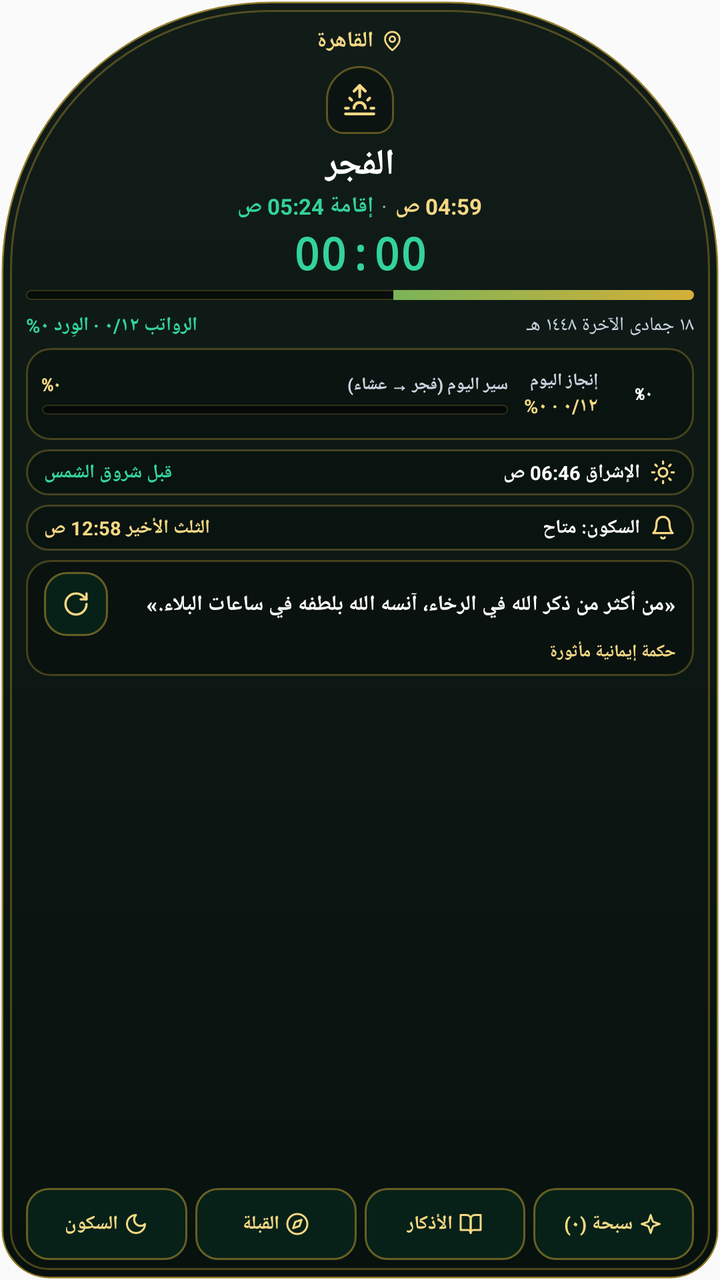
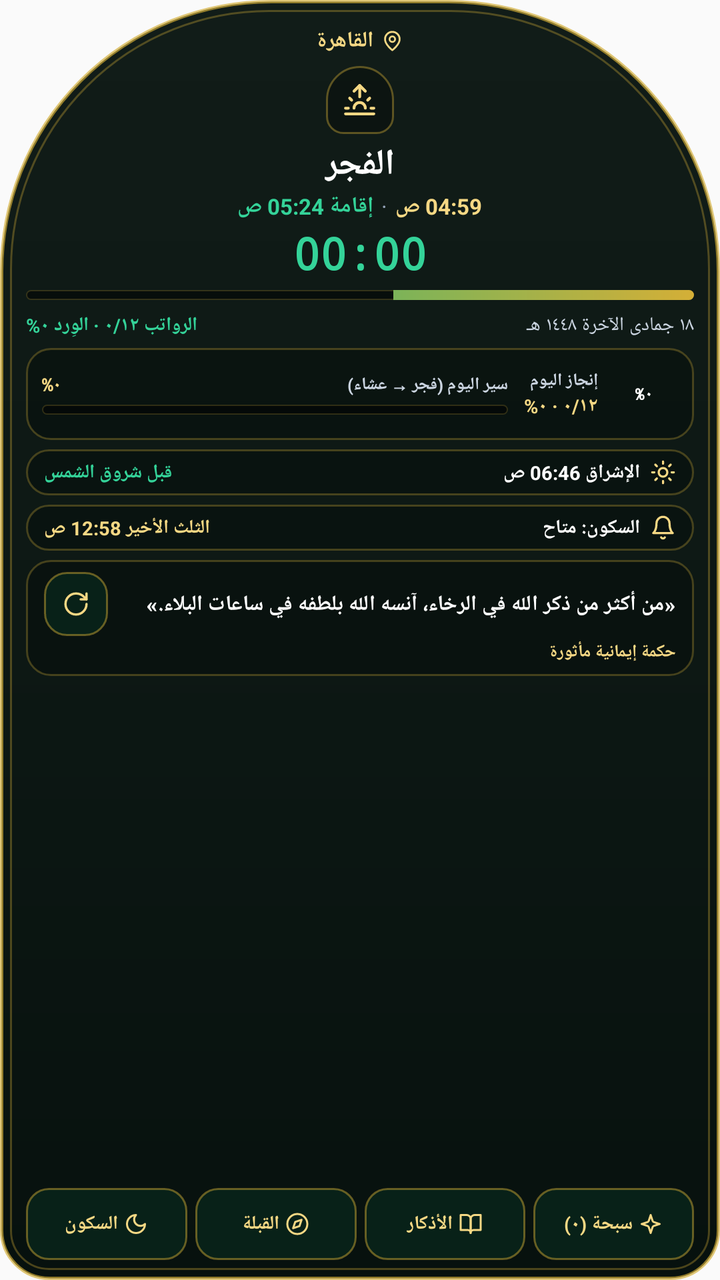

The first picture is an Android layout as it rendered before a commit; the second is the same layout after the commit. The layout source and the unified diff follow.
<!-- AndroidManifest.xml: application theme AppTheme -->
<!-- res/layout/widget_prayer_mihrab_arch.xml -->
<?xml version="1.0" encoding="utf-8"?>
<FrameLayout xmlns:android="http://schemas.android.com/apk/res/android"
    android:id="@+id/widget_root"
    android:layout_width="match_parent"
    android:layout_height="match_parent"
    android:background="@drawable/widget_arch_bg_emerald"
    android:clipToOutline="true"
    android:layoutDirection="rtl">

    
    <ImageView
        android:id="@+id/widget_arch_mosque_bg"
        android:layout_width="match_parent"
        android:layout_height="match_parent"
        android:contentDescription="@null"
        android:scaleType="fitXY"
        android:visibility="gone" />

    
    <View
        android:id="@+id/widget_arch_inner_frame"
        android:layout_width="match_parent"
        android:layout_height="match_parent"
        android:layout_margin="5dp"
        android:background="@drawable/widget_arch_inner_frame_gold" />

    
    <LinearLayout
        android:layout_width="match_parent"
        android:layout_height="match_parent"
        android:gravity="center_horizontal"
        android:orientation="vertical"
        android:paddingStart="13dp"
        android:paddingTop="13dp"
        android:paddingEnd="13dp"
        android:paddingBottom="10dp">

        
        <LinearLayout
            android:layout_width="wrap_content"
            android:layout_height="wrap_content"
            android:gravity="center_vertical"
            android:orientation="horizontal">

            <ImageView
                android:id="@+id/widget_arch_pin_icon"
                android:layout_width="11dp"
                android:layout_height="11dp"
                android:contentDescription="@null"
                android:src="@drawable/ic_widget_pin" />

            <TextView
                android:id="@+id/widget_city"
                android:layout_width="wrap_content"
                android:layout_height="wrap_content"
                android:layout_marginStart="4dp"
                android:ellipsize="end"
                android:maxLines="1"
                android:text="القاهرة"
                android:textColor="#F6D884"
                android:textSize="11sp"
                android:textStyle="bold" />
        </LinearLayout>

        
        <FrameLayout
            android:id="@+id/widget_arch_icon_box"
            android:layout_width="34dp"
            android:layout_height="34dp"
            android:layout_marginTop="5dp"
            android:background="@drawable/widget_arch_icon_box">

            <ImageView
                android:id="@+id/widget_arch_prayer_icon"
                android:layout_width="17dp"
                android:layout_height="17dp"
                android:layout_gravity="center"
                android:contentDescription="@null"
                android:src="@drawable/ic_widget_prayer_fajr" />
        </FrameLayout>

        
        <TextView
            android:id="@+id/widget_next_name"
            android:layout_width="wrap_content"
            android:layout_height="wrap_content"
            android:layout_marginTop="3dp"
            android:ellipsize="end"
            android:fontFamily="serif"
            android:maxLines="1"
            android:text="الفجر"
            android:textColor="#FFFFFF"
            android:textSize="18sp"
            android:textStyle="bold" />

        
        <LinearLayout
            android:layout_width="wrap_content"
            android:layout_height="wrap_content"
            android:layout_marginTop="1dp"
            android:gravity="center_vertical"
            android:orientation="horizontal">

            <TextView
                android:id="@+id/widget_next_time"
                android:layout_width="wrap_content"
                android:layout_height="wrap_content"
                android:fontFeatureSettings="tnum"
                android:maxLines="1"
                android:text="04:59 ص"
                android:textColor="#F6D884"
                android:textSize="11sp"
                android:textStyle="bold" />

            <TextView
                android:id="@+id/widget_arch_iqama_sep"
                android:layout_width="wrap_content"
                android:layout_height="wrap_content"
                android:paddingStart="4dp"
                android:paddingEnd="4dp"
                android:text="·"
                android:textColor="#94A3B8"
                android:textSize="11sp" />

            <TextView
                android:id="@+id/widget_arch_iqama_time"
                android:layout_width="wrap_content"
                android:layout_height="wrap_content"
                android:fontFeatureSettings="tnum"
                android:maxLines="1"
                android:text="إقامة 05:24 ص"
                android:textColor="#34D399"
                android:textSize="11sp"
                android:textStyle="bold" />
        </LinearLayout>

        
        <Chronometer
            android:id="@+id/widget_countdown"
            android:layout_width="wrap_content"
            android:layout_height="wrap_content"
            android:layout_marginTop="1dp"
            android:countDown="true"
            android:fontFamily="monospace"
            android:fontFeatureSettings="tnum"
            android:gravity="center"
            android:textColor="#34D399"
            android:textSize="22sp"
            android:textStyle="bold" />

        
        <ProgressBar
            android:id="@+id/widget_arch_elapsed_progress"
            style="?android:attr/progressBarStyleHorizontal"
            android:layout_width="match_parent"
            android:layout_height="5dp"
            android:layout_marginTop="4dp"
            android:max="100"
            android:progress="45"
            android:progressDrawable="@drawable/widget_arch_progress_dark" />

        
        <LinearLayout
            android:id="@+id/widget_arch_meta_row"
            android:layout_width="match_parent"
            android:layout_height="wrap_content"
            android:layout_marginTop="6dp"
            android:gravity="center_vertical"
            android:orientation="horizontal">

            <TextView
                android:id="@+id/widget_hijri"
                android:layout_width="0dp"
                android:layout_height="wrap_content"
                android:layout_weight="1"
                android:ellipsize="end"
                android:fontFamily="serif"
                android:gravity="start"
                android:maxLines="1"
                android:text="١٨ جمادى الآخرة ١٤٤٨ هـ"
                android:textColor="#CBD5E1"
                android:textSize="9.5sp" />

            <TextView
                android:id="@+id/widget_arch_sunnah_wird"
                android:layout_width="wrap_content"
                android:layout_height="wrap_content"
                android:layout_marginStart="6dp"
                android:fontFeatureSettings="tnum"
                android:maxLines="1"
                android:text="الرواتب ٠/١٢ · الوِرد ٠%"
                android:textColor="#34D399"
                android:textSize="9.5sp"
                android:textStyle="bold" />
        </LinearLayout>

        
        <TextView
            android:id="@+id/widget_arch_fasting_strip"
            android:layout_width="match_parent"
            android:layout_height="wrap_content"
            android:layout_marginTop="4dp"
            android:background="@drawable/widget_arch_subcard_dark"
            android:ellipsize="end"
            android:gravity="center"
            android:maxLines="1"
            android:paddingHorizontal="8dp"
            android:paddingVertical="3dp"
            android:text="🌙 صيام الإثنين والخميس"
            android:textColor="#F6D884"
            android:textSize="9.5sp"
            android:textStyle="bold"
            android:visibility="gone" />

        
        <LinearLayout
            android:id="@+id/widget_arch_day_card"
            android:layout_width="match_parent"
            android:layout_height="wrap_content"
            android:layout_marginTop="5dp"
            android:background="@drawable/widget_arch_subcard_dark"
            android:gravity="center_vertical"
            android:orientation="horizontal"
            android:paddingHorizontal="8dp"
            android:paddingVertical="6dp">

            <FrameLayout
                android:layout_width="34dp"
                android:layout_height="34dp">

                <ImageView
                    android:id="@+id/widget_arch_achievement_ring"
                    android:layout_width="match_parent"
                    android:layout_height="match_parent"
                    android:contentDescription="@null" />

                <TextView
                    android:id="@+id/widget_arch_achievement_pct"
                    android:layout_width="match_parent"
                    android:layout_height="match_parent"
                    android:fontFamily="monospace"
                    android:fontFeatureSettings="tnum"
                    android:gravity="center"
                    android:text="٠%"
                    android:textColor="#FFFFFF"
                    android:textSize="8sp"
                    android:textStyle="bold" />
            </FrameLayout>

            <LinearLayout
                android:layout_width="wrap_content"
                android:layout_height="wrap_content"
                android:layout_marginStart="6dp"
                android:orientation="vertical">

                <TextView
                    android:id="@+id/widget_arch_achievement_label"
                    android:layout_width="wrap_content"
                    android:layout_height="wrap_content"
                    android:maxLines="1"
                    android:text="إنجاز اليوم"
                    android:textColor="#CBD5E1"
                    android:textSize="8.5sp"
                    android:textStyle="bold" />

                <TextView
                    android:id="@+id/widget_arch_achievement_detail"
                    android:layout_width="wrap_content"
                    android:layout_height="wrap_content"
                    android:fontFeatureSettings="tnum"
                    android:maxLines="1"
                    android:text="٠/١٢ · ٠%"
                    android:textColor="#F6D884"
                    android:textSize="9.5sp"
                    android:textStyle="bold" />
            </LinearLayout>

            <LinearLayout
                android:layout_width="0dp"
                android:layout_height="wrap_content"
                android:layout_marginStart="8dp"
                android:layout_weight="1"
                android:orientation="vertical">

                <LinearLayout
                    android:layout_width="match_parent"
                    android:layout_height="wrap_content"
                    android:gravity="center_vertical"
                    android:orientation="horizontal">

                    <TextView
                        android:id="@+id/widget_arch_day_label"
                        android:layout_width="0dp"
                        android:layout_height="wrap_content"
                        android:layout_weight="1"
                        android:ellipsize="end"
                        android:maxLines="1"
                        android:text="سير اليوم (فجر → عشاء)"
                        android:textColor="#CBD5E1"
                        android:textSize="8.5sp"
                        android:textStyle="bold" />

                    <TextView
                        android:id="@+id/widget_arch_day_pct"
                        android:layout_width="wrap_content"
                        android:layout_height="wrap_content"
                        android:layout_marginStart="4dp"
                        android:fontFamily="monospace"
                        android:fontFeatureSettings="tnum"
                        android:maxLines="1"
                        android:text="٠%"
                        android:textColor="#F6D884"
                        android:textSize="8.5sp"
                        android:textStyle="bold" />
                </LinearLayout>

                <ProgressBar
                    android:id="@+id/widget_arch_day_progress"
                    style="?android:attr/progressBarStyleHorizontal"
                    android:layout_width="match_parent"
                    android:layout_height="5dp"
                    android:layout_marginTop="4dp"
                    android:max="100"
                    android:progress="0"
                    android:progressDrawable="@drawable/widget_arch_progress_dark" />
            </LinearLayout>
        </LinearLayout>

        
        <LinearLayout
            android:id="@+id/widget_arch_duha_strip"
            android:layout_width="match_parent"
            android:layout_height="wrap_content"
            android:layout_marginTop="4.5dp"
            android:background="@drawable/widget_arch_subcard_dark"
            android:gravity="center_vertical"
            android:orientation="horizontal"
            android:paddingHorizontal="9dp"
            android:paddingVertical="5dp">

            <ImageView
                android:id="@+id/widget_arch_duha_icon"
                android:layout_width="13dp"
                android:layout_height="13dp"
                android:contentDescription="@null"
                android:src="@drawable/ic_widget_prayer_sun" />

            <TextView
                android:id="@+id/widget_arch_duha_text"
                android:layout_width="0dp"
                android:layout_height="wrap_content"
                android:layout_marginStart="5dp"
                android:layout_weight="1"
                android:ellipsize="end"
                android:maxLines="1"
                android:text="الإشراق 06:46 ص"
                android:textColor="#FFFFFF"
                android:textSize="9.5sp"
                android:textStyle="bold" />

            <TextView
                android:id="@+id/widget_arch_duha_status"
                android:layout_width="wrap_content"
                android:layout_height="wrap_content"
                android:layout_marginStart="6dp"
                android:maxLines="1"
                android:text="قبل شروق الشمس"
                android:textColor="#34D399"
                android:textSize="9.5sp"
                android:textStyle="bold" />
        </LinearLayout>

        
        <LinearLayout
            android:id="@+id/widget_arch_quiet_strip"
            android:layout_width="match_parent"
            android:layout_height="wrap_content"
            android:layout_marginTop="4.5dp"
            android:background="@drawable/widget_arch_subcard_dark"
            android:gravity="center_vertical"
            android:orientation="horizontal"
            android:paddingHorizontal="9dp"
            android:paddingVertical="5dp">

            <ImageView
                android:id="@+id/widget_arch_quiet_icon"
                android:layout_width="13dp"
                android:layout_height="13dp"
                android:contentDescription="@null"
                android:src="@drawable/ic_widget_bell" />

            <TextView
                android:id="@+id/widget_arch_quiet_text"
                android:layout_width="0dp"
                android:layout_height="wrap_content"
                android:layout_marginStart="5dp"
                android:layout_weight="1"
                android:ellipsize="end"
                android:maxLines="1"
                android:text="السكون: متاح"
                android:textColor="#FFFFFF"
                android:textSize="9.5sp"
                android:textStyle="bold" />

            <TextView
                android:id="@+id/widget_arch_last_third_text"
                android:layout_width="wrap_content"
                android:layout_height="wrap_content"
                android:layout_marginStart="6dp"
                android:fontFeatureSettings="tnum"
                android:maxLines="1"
                android:text="الثلث الأخير 12:58 ص"
                android:textColor="#F6D884"
                android:textSize="9.5sp"
                android:textStyle="bold" />
        </LinearLayout>

        
        <LinearLayout
            android:id="@+id/widget_arch_wisdom_box"
            android:layout_width="match_parent"
            android:layout_height="wrap_content"
            android:layout_marginTop="4.5dp"
            android:background="@drawable/widget_arch_subcard_dark"
            android:orientation="vertical"
            android:paddingHorizontal="9dp"
            android:paddingVertical="6dp">

            <LinearLayout
                android:layout_width="match_parent"
                android:layout_height="wrap_content"
                android:gravity="center_vertical"
                android:orientation="horizontal">

                <TextView
                    android:id="@+id/widget_arch_wisdom_text"
                    android:layout_width="0dp"
                    android:layout_height="wrap_content"
                    android:layout_weight="1"
                    android:ellipsize="end"
                    android:fontFamily="serif"
                    android:gravity="start"
                    android:lineSpacingMultiplier="1.2"
                    android:maxLines="2"
                    android:text="«من أكثر من ذكر الله في الرخاء، آنسه الله بلطفه في ساعات البلاء.»"
                    android:textColor="#FFFFFF"
                    android:textSize="10.5sp"
                    android:textStyle="bold" />

                <FrameLayout
                    android:id="@+id/widget_arch_wisdom_refresh_btn"
                    android:layout_width="32dp"
                    android:layout_height="32dp"
                    android:layout_marginStart="6dp"
                    android:background="@drawable/widget_arch_action_dark"
                    android:clickable="true"
                    android:focusable="true">

                    <ImageView
                        android:id="@+id/widget_arch_wisdom_refresh_icon"
                        android:layout_width="14dp"
                        android:layout_height="14dp"
                        android:layout_gravity="center"
                        android:contentDescription="تحديث الحكمة"
                        android:src="@drawable/ic_widget_refresh" />
                </FrameLayout>
            </LinearLayout>

            <TextView
                android:id="@+id/widget_arch_wisdom_source"
                android:layout_width="match_parent"
                android:layout_height="wrap_content"
                android:layout_marginTop="2dp"
                android:ellipsize="end"
                android:gravity="start"
                android:maxLines="1"
                android:text="حكمة إيمانية مأثورة"
                android:textColor="#F6D884"
                android:textSize="8.5sp"
                android:textStyle="bold" />
        </LinearLayout>

        
        <View
            android:layout_width="0dp"
            android:layout_height="0dp"
            android:layout_weight="1" />

        
        <LinearLayout
            android:id="@+id/widget_arch_quick_actions"
            android:layout_width="match_parent"
            android:layout_height="wrap_content"
            android:layout_marginTop="5dp"
            android:baselineAligned="false"
            android:orientation="horizontal">

            
            <LinearLayout
                android:id="@+id/widget_btn_tasbih"
                android:layout_width="0dp"
                android:layout_height="36dp"
                android:layout_marginEnd="4dp"
                android:layout_weight="1"
                android:background="@drawable/widget_arch_action_dark"
                android:clickable="true"
                android:focusable="true"
                android:gravity="center"
                android:orientation="horizontal"
                android:paddingHorizontal="4dp">

                <ImageView
                    android:id="@+id/widget_btn_tasbih_icon"
                    android:layout_width="12dp"
                    android:layout_height="12dp"
                    android:contentDescription="@null"
                    android:src="@drawable/ic_widget_sparkles" />

                <TextView
                    android:id="@+id/widget_btn_tasbih_label"
                    android:layout_width="wrap_content"
                    android:layout_height="wrap_content"
                    android:layout_marginStart="3dp"
                    android:ellipsize="end"
                    android:fontFeatureSettings="tnum"
                    android:maxLines="1"
                    android:text="سبحة (٠)"
                    android:textColor="#F6D884"
                    android:textSize="9.5sp"
                    android:textStyle="bold" />
            </LinearLayout>

            
            <LinearLayout
                android:id="@+id/widget_btn_adhkar"
                android:layout_width="0dp"
                android:layout_height="36dp"
                android:layout_marginEnd="4dp"
                android:layout_weight="1"
                android:background="@drawable/widget_arch_action_dark"
                android:clickable="true"
                android:focusable="true"
                android:gravity="center"
                android:orientation="horizontal"
                android:paddingHorizontal="4dp">

                <ImageView
                    android:id="@+id/widget_btn_adhkar_icon"
                    android:layout_width="12dp"
                    android:layout_height="12dp"
                    android:contentDescription="@null"
                    android:src="@drawable/ic_widget_book" />

                <TextView
                    android:id="@+id/widget_btn_adhkar_label"
                    android:layout_width="wrap_content"
                    android:layout_height="wrap_content"
                    android:layout_marginStart="3dp"
                    android:ellipsize="end"
                    android:maxLines="1"
                    android:text="الأذكار"
                    android:textColor="#F6D884"
                    android:textSize="9.5sp"
                    android:textStyle="bold" />
            </LinearLayout>

            
            <LinearLayout
                android:id="@+id/widget_btn_qibla"
                android:layout_width="0dp"
                android:layout_height="36dp"
                android:layout_marginEnd="4dp"
                android:layout_weight="1"
                android:background="@drawable/widget_arch_action_dark"
                android:clickable="true"
                android:focusable="true"
                android:gravity="center"
                android:orientation="horizontal"
                android:paddingHorizontal="4dp">

                <ImageView
                    android:id="@+id/widget_btn_qibla_icon"
                    android:layout_width="12dp"
                    android:layout_height="12dp"
                    android:contentDescription="@null"
                    android:src="@drawable/ic_widget_compass" />

                <TextView
                    android:id="@+id/widget_btn_qibla_label"
                    android:layout_width="wrap_content"
                    android:layout_height="wrap_content"
                    android:layout_marginStart="3dp"
                    android:ellipsize="end"
                    android:maxLines="1"
                    android:text="القبلة"
                    android:textColor="#F6D884"
                    android:textSize="9.5sp"
                    android:textStyle="bold" />
            </LinearLayout>

            
            <LinearLayout
                android:id="@+id/widget_btn_quiet"
                android:layout_width="0dp"
                android:layout_height="36dp"
                android:layout_weight="1"
                android:background="@drawable/widget_arch_action_dark"
                android:clickable="true"
                android:focusable="true"
                android:gravity="center"
                android:orientation="horizontal"
                android:paddingHorizontal="4dp">

                <ImageView
                    android:id="@+id/widget_btn_quiet_icon"
                    android:layout_width="12dp"
                    android:layout_height="12dp"
                    android:contentDescription="@null"
                    android:src="@drawable/ic_widget_prayer_moon" />

                <TextView
                    android:id="@+id/widget_btn_quiet_label"
                    android:layout_width="wrap_content"
                    android:layout_height="wrap_content"
                    android:layout_marginStart="3dp"
                    android:ellipsize="end"
                    android:maxLines="1"
                    android:text="السكون"
                    android:textColor="#F6D884"
                    android:textSize="9.5sp"
                    android:textStyle="bold" />
            </LinearLayout>
        </LinearLayout>
    </LinearLayout>
</FrameLayout>
<!-- resources referenced by this layout -->
<resources>
  <!-- drawable ic_widget_prayer_moon (drawable) -->
  <?xml version="1.0" encoding="utf-8"?>
  <vector xmlns:android="http://schemas.android.com/apk/res/android"
      android:width="24dp"
      android:height="24dp"
      android:viewportWidth="24"
      android:viewportHeight="24">
      <path
          android:fillColor="@android:color/transparent"
          android:pathData="M12,3a6,6 0 0,0 9,9 9,9 0 1,1 -9,-9Z"
          android:strokeColor="#F6D884"
          android:strokeLineCap="round"
          android:strokeLineJoin="round"
          android:strokeWidth="2" />
  </vector>
  <!-- drawable widget_arch_action_dark (drawable) -->
  <?xml version="1.0" encoding="utf-8"?>
  <shape xmlns:android="http://schemas.android.com/apk/res/android"
      android:shape="rectangle">
      <solid android:color="#DF08241A" />
      <corners android:radius="11dp" />
      <stroke
          android:width="1dp"
          android:color="#77D4AF37" />
  </shape>
  <!-- drawable widget_arch_icon_box (drawable) -->
  <?xml version="1.0" encoding="utf-8"?>
  <shape xmlns:android="http://schemas.android.com/apk/res/android"
      android:shape="rectangle">
      <solid android:color="#66050B09" />
      <corners
          android:topLeftRadius="20dp"
          android:topRightRadius="20dp"
          android:bottomLeftRadius="10dp"
          android:bottomRightRadius="10dp" />
      <stroke
          android:width="1dp"
          android:color="#66D4AF37" />
  </shape>
  <!-- drawable widget_arch_inner_frame_gold (drawable) -->
  <?xml version="1.0" encoding="utf-8"?>
  <shape xmlns:android="http://schemas.android.com/apk/res/android"
      android:shape="rectangle">
      <solid android:color="@android:color/transparent" />
      <corners
          android:topLeftRadius="129dp"
          android:topRightRadius="129dp"
          android:bottomLeftRadius="19dp"
          android:bottomRightRadius="19dp" />
      <stroke
          android:width="0.9dp"
          android:color="#55D4AF37" />
  </shape>
  <!-- drawable widget_arch_subcard_dark (drawable) -->
  <?xml version="1.0" encoding="utf-8"?>
  <shape xmlns:android="http://schemas.android.com/apk/res/android"
      android:shape="rectangle">
      <solid android:color="#66040A08" />
      <corners android:radius="12dp" />
      <stroke
          android:width="0.9dp"
          android:color="#4AD4AF37" />
  </shape>
  <style name="AppTheme" parent="Theme.AppCompat.Light.DarkActionBar">
          
          <item name="colorPrimary">@color/colorPrimary</item>
          <item name="colorPrimaryDark">@color/colorPrimaryDark</item>
          <item name="colorAccent">@color/colorAccent</item>
      </style>
  <!-- unchanged entries left out for length: 10 -->
</resources>

<!-- the commit's change to res/layout/widget_prayer_mihrab_arch.xml (unified diff, before → after) -->
@@ -4,7 +4,6 @@
     android:layout_width="match_parent"
     android:layout_height="match_parent"
     android:background="@drawable/widget_arch_bg_emerald"
-    android:clipToOutline="true"
     android:layoutDirection="rtl">
 
     
@@ -158,6 +157,17 @@
             android:max="100"
             android:progress="45"
             android:progressDrawable="@drawable/widget_arch_progress_dark" />
+
+        <ProgressBar
+            android:id="@+id/widget_arch_elapsed_progress_light"
+            style="?android:attr/progressBarStyleHorizontal"
+            android:layout_width="match_parent"
+            android:layout_height="5dp"
+            android:layout_marginTop="4dp"
+            android:max="100"
+            android:progress="45"
+            android:progressDrawable="@drawable/widget_arch_progress_light"
+            android:visibility="gone" />
 
         
         <LinearLayout
@@ -323,6 +333,17 @@
                     android:max="100"
                     android:progress="0"
                     android:progressDrawable="@drawable/widget_arch_progress_dark" />
+
+                <ProgressBar
+                    android:id="@+id/widget_arch_day_progress_light"
+                    style="?android:attr/progressBarStyleHorizontal"
+                    android:layout_width="match_parent"
+                    android:layout_height="5dp"
+                    android:layout_marginTop="4dp"
+                    android:max="100"
+                    android:progress="0"
+                    android:progressDrawable="@drawable/widget_arch_progress_light"
+                    android:visibility="gone" />
             </LinearLayout>
         </LinearLayout>
 
@@ -482,7 +503,7 @@
 
         
         <View
-            android:layout_width="0dp"
+            android:layout_width="match_parent"
             android:layout_height="0dp"
             android:layout_weight="1" />
 
<!-- resource entries referenced after the edit -->
@@ -53,6 +53,31 @@
           android:width="0.9dp"
           android:color="#55D4AF37" />
   </shape>
+  <!-- drawable widget_arch_progress_light (drawable) -->
+  <?xml version="1.0" encoding="utf-8"?>
+  <layer-list xmlns:android="http://schemas.android.com/apk/res/android">
+      <item android:id="@android:id/background">
+          <shape android:shape="rectangle">
+              <solid android:color="#FFE5D7B3" />
+              <corners android:radius="6dp" />
+              <stroke
+                  android:width="0.6dp"
+                  android:color="#4DC49A3A" />
+          </shape>
+      </item>
+      <item android:id="@android:id/progress">
+          <clip>
+              <shape android:shape="rectangle">
+                  <gradient
+                      android:angle="0"
+                      android:startColor="#FFC49A3A"
+                      android:endColor="#FF0D7A56"
+                      android:type="linear" />
+                  <corners android:radius="6dp" />
+              </shape>
+          </clip>
+      </item>
+  </layer-list>
   <!-- drawable widget_arch_subcard_dark (drawable) -->
   <?xml version="1.0" encoding="utf-8"?>
   <shape xmlns:android="http://schemas.android.com/apk/res/android"
